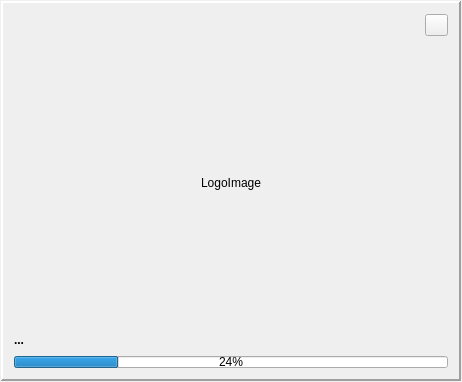
This is mainwindow.ui in tbikfalvi/Starter as Qt 5 draws it before an edit. The edited form follows.
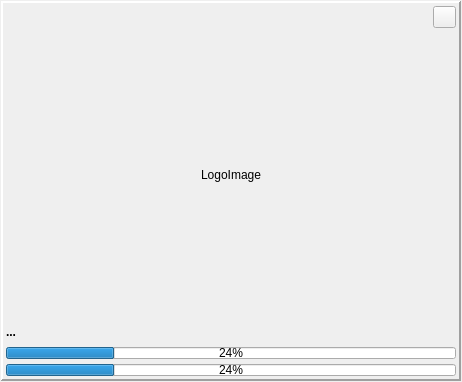
This is the edited form. Icons and pictures are not drawn.

What changed in the file:
```diff
--- a/mainwindow.ui
+++ b/mainwindow.ui
@@ -46,6 +46,21 @@
        <number>2</number>
       </property>
       <layout class="QVBoxLayout" name="verticalLayout_2">
+       <property name="spacing">
+        <number>5</number>
+       </property>
+       <property name="leftMargin">
+        <number>3</number>
+       </property>
+       <property name="topMargin">
+        <number>3</number>
+       </property>
+       <property name="rightMargin">
+        <number>3</number>
+       </property>
+       <property name="bottomMargin">
+        <number>3</number>
+       </property>
        <item>
         <layout class="QHBoxLayout" name="horizontalLayout">
          <property name="spacing">
@@ -179,6 +194,19 @@
          </item>
         </layout>
        </item>
+       <item>
+        <widget class="QProgressBar" name="progressBarMain">
+         <property name="maximumSize">
+          <size>
+           <width>16777215</width>
+           <height>12</height>
+          </size>
+         </property>
+         <property name="value">
+          <number>24</number>
+         </property>
+        </widget>
+       </item>
        <item>
         <widget class="QProgressBar" name="progressBar">
          <property name="maximumSize">
```
